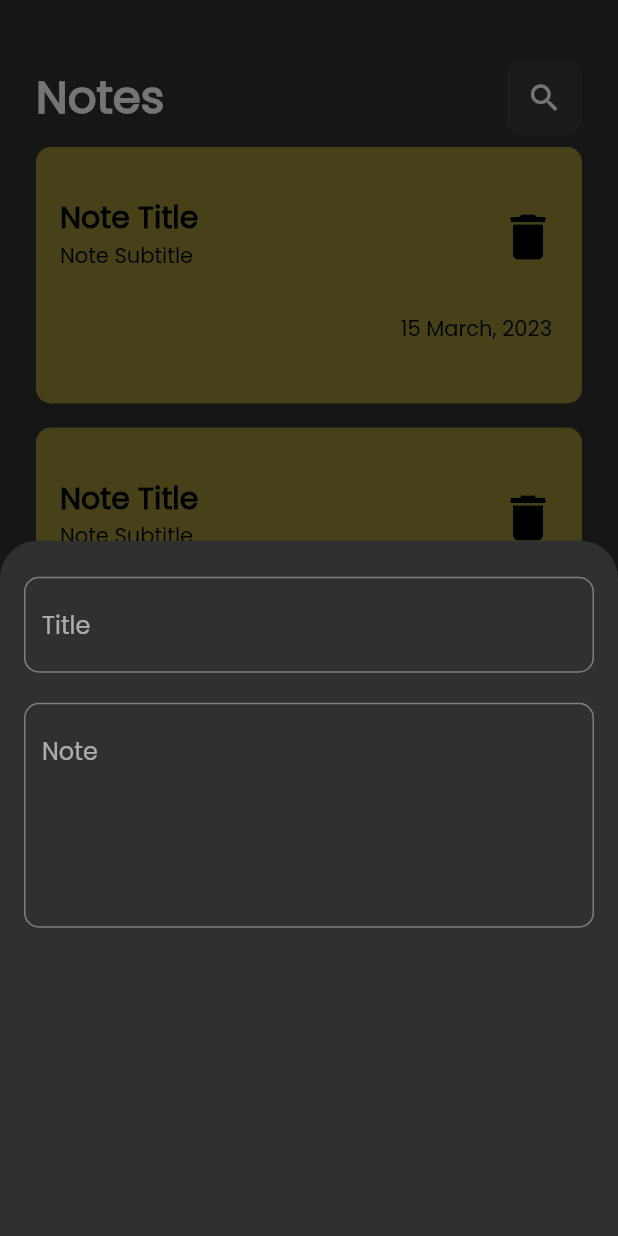
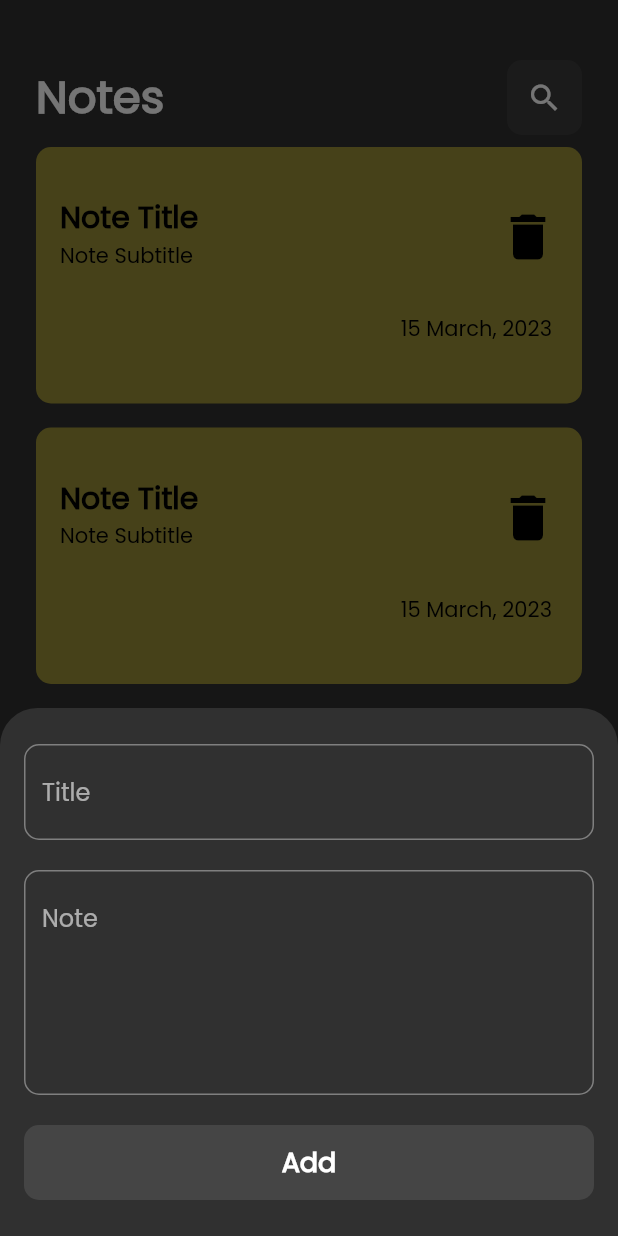
Before and after one commit to HussMo/Note_App, a Flutter app: the screen it shows after launch, after a tap on the "add" icon, on a phone screen of 412 x 824 dp. Run offline on Flutter 3.47's test engine with Material 2 defaults, Android fonts, the phone set to English and light mode, and no system bars.

Commit message:
Added edit note screen and UI is done now

```diff
--- /dev/null
+++ b/lib/Views/EditNoteView.dart
@@ -0,0 +1,14 @@
+import 'package:flutter/material.dart';
+import '../Widgets/EditNoteViewBody.dart';
+
+class EditNoteView extends StatelessWidget {
+       const EditNoteView({Key? key}) : super(key: key);
+
+       @override
+       Widget build(BuildContext context) {
+         return const Scaffold(
+
+            body: EditNoteViewBody(),
+         );
+       }
+     }
--- a/lib/Views/notes_view.dart
+++ b/lib/Views/notes_view.dart
@@ -17,7 +17,7 @@ class NotesView extends StatelessWidget {
             shape: const RoundedRectangleBorder( borderRadius: BorderRadius.vertical(top: Radius.circular(25.0))),
               context: context,
               builder: (context) {
-                return AddBotoomNoteSheet();
+                return const AddBotoomNoteSheet();
               });
         },
         child: const Icon(Icons.add, color: Colors.black),
@@ -26,12 +26,12 @@ class NotesView extends StatelessWidget {
     body: Padding(
       padding:  const EdgeInsets.symmetric(horizontal: 24),
       child: Column(
-        children: [
+        children: const [
 
-          const SizedBox(
+          SizedBox(
             height: 40,
           ),
-          CustomAppBar(),
+          CustomAppBar(title: 'Notes', icon: Icons.search),
           Expanded(child: CustomeNoteListView())
         ]
       ),
--- a/lib/Widgets/AddBottomNoteSheet.dart
+++ b/lib/Widgets/AddBottomNoteSheet.dart
@@ -1,5 +1,6 @@
 
 import 'package:flutter/material.dart';
+import 'package:note_app/Widgets/custome_Button.dart';
 import 'package:note_app/Widgets/custome_textt_Field.dart';
 
 class AddBotoomNoteSheet extends StatelessWidget {
@@ -9,15 +10,22 @@ class AddBotoomNoteSheet extends StatelessWidget {
   Widget build(BuildContext context) {
     return Padding(
       padding: const EdgeInsets.symmetric(horizontal: 16, vertical: 24),
-      child: Column(
-        children:  [
-          const CustomeTextField(hint:"Title", maxLines: 1),
-          const SizedBox(
-            height: 20,
-          ),
-          const CustomeTextField( hint:"Note", maxLines: 5),
-        ],
+      child: SingleChildScrollView(
+        child: Column(
+          children:  const [
+            CustomeTextField(hint:"Title", maxLines: 1),
+            SizedBox(
+              height: 20,
+            ),
+            CustomeTextField( hint:"Note", maxLines: 5),
+            SizedBox(
+              height: 20,
+            ),
+    CustomeButton(),
 
+          ],
+
+        ),
       ),
     );
   }
--- a/lib/Widgets/CustomNoteListView.dart
+++ b/lib/Widgets/CustomNoteListView.dart
@@ -8,8 +8,8 @@ class CustomeNoteListView extends StatelessWidget {
   @override
   Widget build(BuildContext context) {
     return ListView.builder(itemBuilder: (context, index) {
-      return Padding(
-        padding: const EdgeInsets.symmetric(vertical: 8),
+      return const Padding(
+        padding: EdgeInsets.symmetric(vertical: 8),
         child: NoteItem(),
       );
     });
--- a/lib/Widgets/Custom_noteApp.dart
+++ b/lib/Widgets/Custom_noteApp.dart
@@ -1,12 +1,17 @@
 import 'package:flutter/material.dart';
+import 'package:note_app/Views/EditNoteView.dart';
 
 class NoteItem extends StatelessWidget {
   const NoteItem({Key? key}) : super(key: key);
 
   @override
   Widget build(BuildContext context) {
-    return Container(
-      padding: EdgeInsets.only(top: 24, bottom: 24),
+    return GestureDetector(
+      onTap: () {
+        Navigator.push(context,MaterialPageRoute(builder: (context) => const EditNoteView()),);
+      },
+      child: Container(
+        padding: const EdgeInsets.only(top: 24, bottom: 24),
         width: double.infinity,
         decoration: BoxDecoration(
           color: Colors.yellow.withOpacity(0.5),
@@ -29,6 +34,7 @@ class NoteItem extends StatelessWidget {
             ),
          ],
         )
+      ),
     );
   }
 }
--- /dev/null
+++ b/lib/Widgets/EditNoteViewBody.dart
@@ -0,0 +1,30 @@
+import 'package:flutter/material.dart';
+import 'package:note_app/Widgets/custom_appBar.dart';
+import 'package:note_app/Widgets/custome_textt_Field.dart';
+import 'custome_Button.dart';
+
+class EditNoteViewBody extends StatelessWidget {
+  const EditNoteViewBody({Key? key}) : super(key: key);
+
+  @override
+  Widget build(BuildContext context) {
+    return Padding(
+      padding: const EdgeInsets.symmetric(horizontal: 24),
+      child: Column(
+        children:const [
+         SizedBox( height: 50),
+
+          CustomAppBar(title: 'Edit the note', icon: Icons.check),
+          SizedBox( height: 50),
+
+          CustomeTextField(hint: 'Title', maxLines: 1),
+          SizedBox( height: 20),
+          CustomeTextField(hint: 'Note', maxLines: 5),
+          SizedBox( height: 20),
+          CustomeButton(),
+
+        ]
+      ),
+    );
+  }
+}
--- a/lib/Widgets/custom_appBar.dart
+++ b/lib/Widgets/custom_appBar.dart
@@ -5,21 +5,22 @@ import 'package:flutter/material.dart';
 import 'custom_iconSearch.dart';
 
 class CustomAppBar extends StatelessWidget {
-  const CustomAppBar({Key? key}) : super(key: key);
-
+  const CustomAppBar({Key? key, required this.title, required this.icon}) : super(key: key);
+final String title;
+final IconData icon;
   @override
   Widget build(BuildContext context) {
     return Row(
 
-      children: const [
-        Text('Notes',
-            style: TextStyle(
+      children:  [
+        Text(title,
+            style: const TextStyle(
               fontSize: 30,
               fontWeight: FontWeight.bold,
             )),
-        Spacer(),
+        const Spacer(),
 
-         CustomeIcpnButton(),
+         CustomeIcpnButton(icon: icon),
 
       ],
     );
--- a/lib/Widgets/custom_iconSearch.dart
+++ b/lib/Widgets/custom_iconSearch.dart
@@ -1,8 +1,9 @@
 import 'package:flutter/material.dart';
 
 class CustomeIcpnButton extends StatelessWidget {
-  const CustomeIcpnButton({Key? key}) : super(key: key);
+  const CustomeIcpnButton({Key? key, required this.icon}) : super(key: key);
 
+  final IconData icon;
   @override
   Widget build(BuildContext context) {
     return Container(
@@ -10,9 +11,9 @@ class CustomeIcpnButton extends StatelessWidget {
       width: 50,
       decoration: BoxDecoration(
         color: Colors.white.withOpacity(0.05),
-        borderRadius: BorderRadius.all(Radius.circular(10)),
+        borderRadius: const BorderRadius.all(Radius.circular(10)),
       ),
-      child: const Icon(Icons.search),
+      child:  Icon(icon),
     );
   }
 }
--- /dev/null
+++ b/lib/Widgets/custome_Button.dart
@@ -0,0 +1,23 @@
+import 'package:flutter/material.dart';
+
+class CustomeButton extends StatelessWidget {
+  const CustomeButton({Key? key}) : super(key: key);
+
+  @override
+  Widget build(BuildContext context) {
+    return Container(
+      width:  MediaQuery.of(context).size.width,
+      height: 50,
+      decoration: BoxDecoration(
+        color: Colors.white.withOpacity(0.1),
+        borderRadius: const BorderRadius.all(Radius.circular(10)),
+      ),
+      child: const Center(
+        child: Text(
+          "Add",
+          style: TextStyle(color: Colors.white,fontWeight: FontWeight.bold,fontSize: 18),
+        ),
+      ),
+    );
+  }
+}
```
Lines whose indentation alone changed are shown as unchanged.
